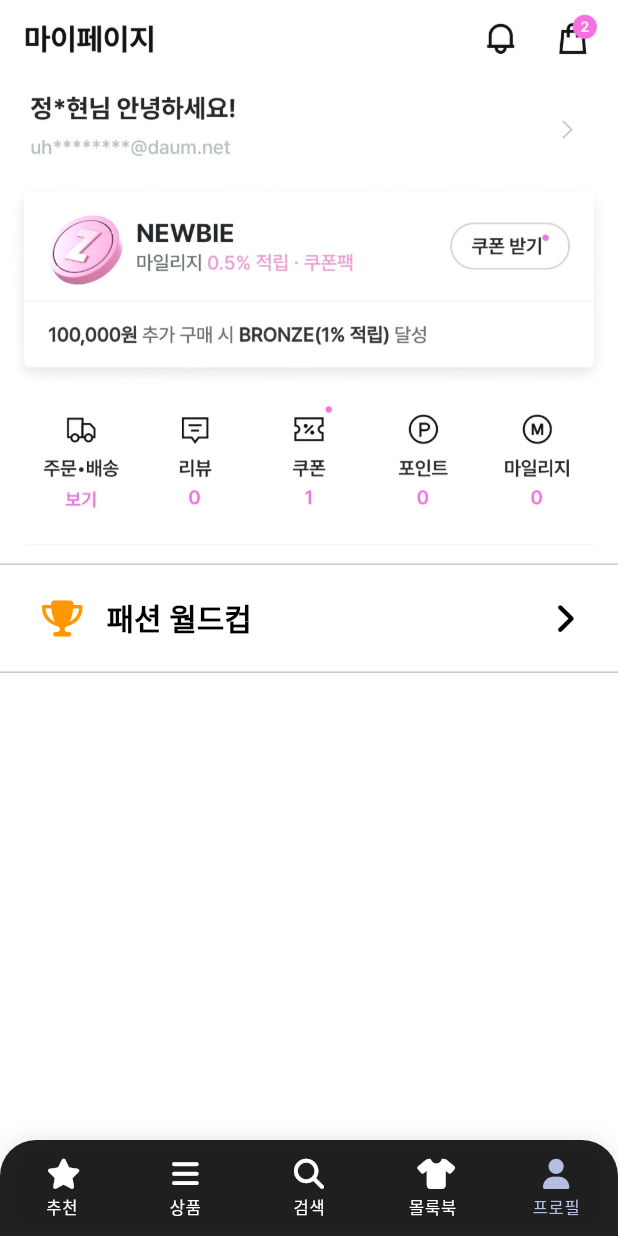
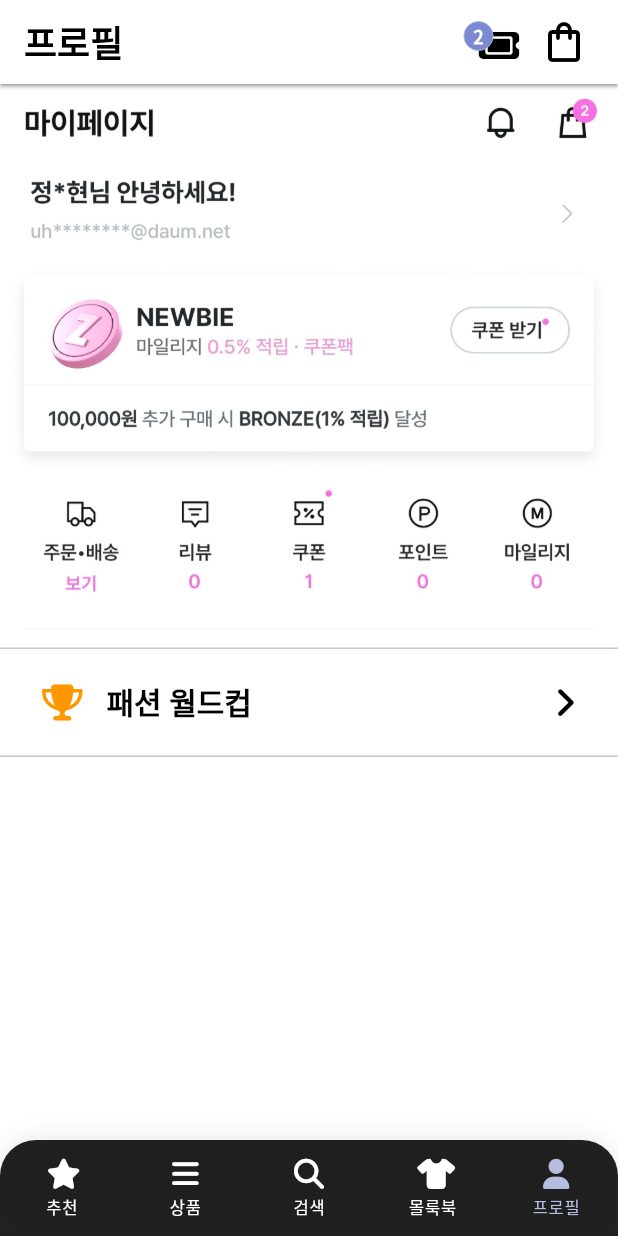
Before and after one commit to megar0829/MALLOOK, a Flutter app: the screen it shows after launch, item 5 of the bottom bar chosen, on a phone screen of 412 x 824 dp. Run offline on Flutter 3.47's test engine with Material 3 defaults, Android fonts, the phone set to English and light mode, and no system bars; drawn by our look-alikes of awesome_bottom_bar; our stand-ins replace dio, dropdown_button2, flutter_secure_storage, font_awesome_flutter, get, google_fonts and 1 more; missing offline and left inert: kakao_flutter_sdk_user, remedi_kopo; network calls fail.

Commit message:
:sparkles: [APP] profile screen appbar

```diff
--- a/app/mallook/lib/feature/main_navigation/main_navigation_screen.dart
+++ b/app/mallook/lib/feature/main_navigation/main_navigation_screen.dart
@@ -5,9 +5,9 @@ import 'package:font_awesome_flutter/font_awesome_flutter.dart';
 import 'package:mallook/constants/sizes.dart';
 import 'package:mallook/feature/category/category_screen.dart';
 import 'package:mallook/feature/home/home_screen.dart';
+import 'package:mallook/feature/profile/profile_screen.dart';
 import 'package:mallook/feature/search/search_screen.dart';
 import 'package:mallook/feature/style/style_screen.dart';
-import 'package:mallook/feature/user/user_screen.dart';
 import 'package:mallook/global/mallook_snackbar.dart';
 
 const List<TabItem> items = [
@@ -90,7 +90,7 @@ class _MainNavigationScreenState extends State<MainNavigationScreen> {
             ),
             Offstage(
               offstage: _selectedIndex != 4,
-              child: const UserScreen(),
+              child: const ProfileScreen(),
             ),
           ],
         ),
--- /dev/null
+++ b/app/mallook/lib/feature/profile/profile_screen.dart
@@ -0,0 +1,97 @@
+import 'package:flutter/material.dart';
+import 'package:flutter_secure_storage/flutter_secure_storage.dart';
+import 'package:font_awesome_flutter/font_awesome_flutter.dart';
+import 'package:mallook/config/global_functions.dart';
+import 'package:mallook/constants/gaps.dart';
+import 'package:mallook/constants/sizes.dart';
+import 'package:mallook/feature/profile/widget/fashion_tile_widget.dart';
+import 'package:mallook/global/widget/cart_icon_button.dart';
+
+class ProfileScreen extends StatelessWidget {
+  const ProfileScreen({super.key});
+
+  void _onLogoutBtnPressed() async {
+    const storage = FlutterSecureStorage();
+    await storage.deleteAll();
+    moveToLoginScreen();
+  }
+
+  @override
+  Widget build(BuildContext context) {
+    return SafeArea(
+      child: Scaffold(
+        backgroundColor: Colors.white,
+        appBar: AppBar(
+          backgroundColor: Colors.white,
+          surfaceTintColor: Colors.white,
+          shadowColor: Colors.grey.shade600,
+          elevation: 1,
+          titleTextStyle: const TextStyle(
+            color: Colors.black,
+            fontSize: Sizes.size24,
+            fontWeight: FontWeight.bold,
+          ),
+          title: const Text("프로필"),
+          actions: [
+            Stack(
+              children: [
+                const Padding(
+                  padding: EdgeInsets.only(
+                    left: Sizes.size10,
+                    top: Sizes.size4,
+                  ),
+                  child: FaIcon(
+                    FontAwesomeIcons.ticket,
+                    size: Sizes.size24,
+                    color: Colors.black,
+                  ),
+                ),
+                Container(
+                  width: Sizes.size20,
+                  height: Sizes.size20,
+                  decoration: BoxDecoration(
+                    color: Theme.of(context).primaryColorDark,
+                    shape: BoxShape.circle,
+                    border: Border.all(
+                      color: Theme.of(context).primaryColor,
+                      width: 0.5,
+                    ),
+                  ),
+                  child: const Center(
+                    child: Text(
+                      '2',
+                      style: TextStyle(
+                        color: Colors.white,
+                        // 테마의 primaryColor 사용
+                        fontSize: Sizes.size12,
+                        // Sizes.size14 대신 고정값을 사용하였습니다.
+                        fontWeight: FontWeight.w800,
+                      ),
+                    ),
+                  ),
+                )
+              ],
+            ),
+            Gaps.h8,
+            CartIconButton(),
+            Gaps.h20,
+          ],
+        ),
+        body: Center(
+          child: Column(
+            children: [
+              Image.asset("assets/images/mypage_sample_page.jpg"),
+              const Divider(),
+              const FashionTileWidget(),
+              const Divider(),
+              // GestureDetector(
+              //   onTap: _onLogoutBtnPressed,
+              //   child: const Text("my page"),
+              // ),
+            ],
+          ),
+        ),
+      ),
+    );
+  }
+}
--- a/app/mallook/lib/feature/user/user_screen.dart
+++ /dev/null
@@ -1,62 +0,0 @@
-import 'package:flutter/material.dart';
-import 'package:flutter_secure_storage/flutter_secure_storage.dart';
-import 'package:font_awesome_flutter/font_awesome_flutter.dart';
-import 'package:mallook/config/global_functions.dart';
-import 'package:mallook/constants/sizes.dart';
-
-class UserScreen extends StatelessWidget {
-  const UserScreen({super.key});
-
-  void _onLogoutBtnPressed() async {
-    const storage = FlutterSecureStorage();
-    await storage.deleteAll();
-    moveToLoginScreen();
-  }
-
-  @override
-  Widget build(BuildContext context) {
-    return SafeArea(
-      child: Scaffold(
-        backgroundColor: Colors.white,
-        body: Center(
-          child: Column(
-            children: [
-              Image.asset("assets/images/mypage_sample_page.jpg"),
-              const Divider(),
-              ListTile(
-                trailing: const FaIcon(
-                  FontAwesomeIcons.angleRight,
-                  color: Colors.black,
-                  size: Sizes.size24,
-                ),
-                contentPadding: const EdgeInsets.symmetric(
-                  horizontal: Sizes.size28,
-                ),
-                onTap: () {},
-                leading: const FaIcon(
-                  FontAwesomeIcons.trophy,
-                  color: Colors.orange,
-                  size: Sizes.size24,
-                ),
-                title: const Text(
-                  "패션 월드컵",
-                ),
-                titleTextStyle: const TextStyle(
-                  color: Colors.black,
-                  fontWeight: FontWeight.bold,
-                  fontSize: Sizes.size20,
-                ),
-              ),
-              const Divider(),
-
-              // GestureDetector(
-              //   onTap: _onLogoutBtnPressed,
-              //   child: const Text("my page"),
-              // ),
-            ],
-          ),
-        ),
-      ),
-    );
-  }
-}
```
Also changed, not shown: app/mallook/lib/feature/profile/widget/fashion_tile_widget.dart (renamed from app/mallook/lib/feature/user/widget/fashion_tile_widget.dart).
